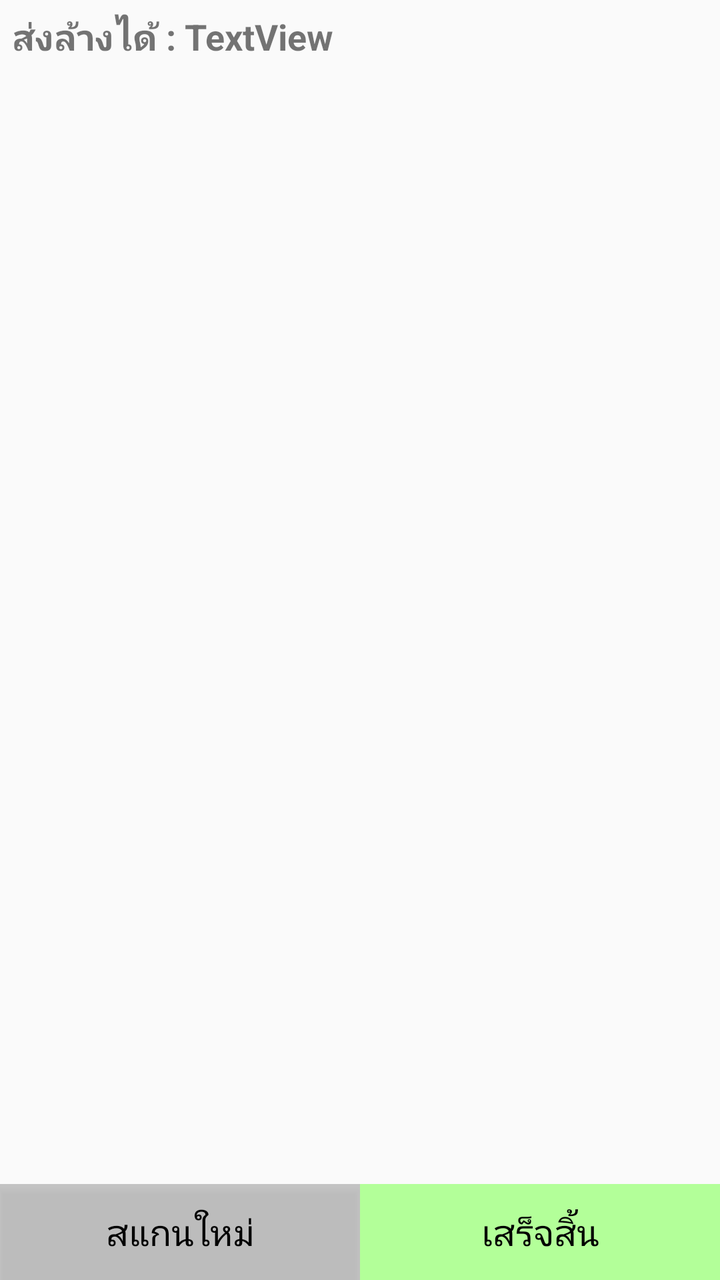
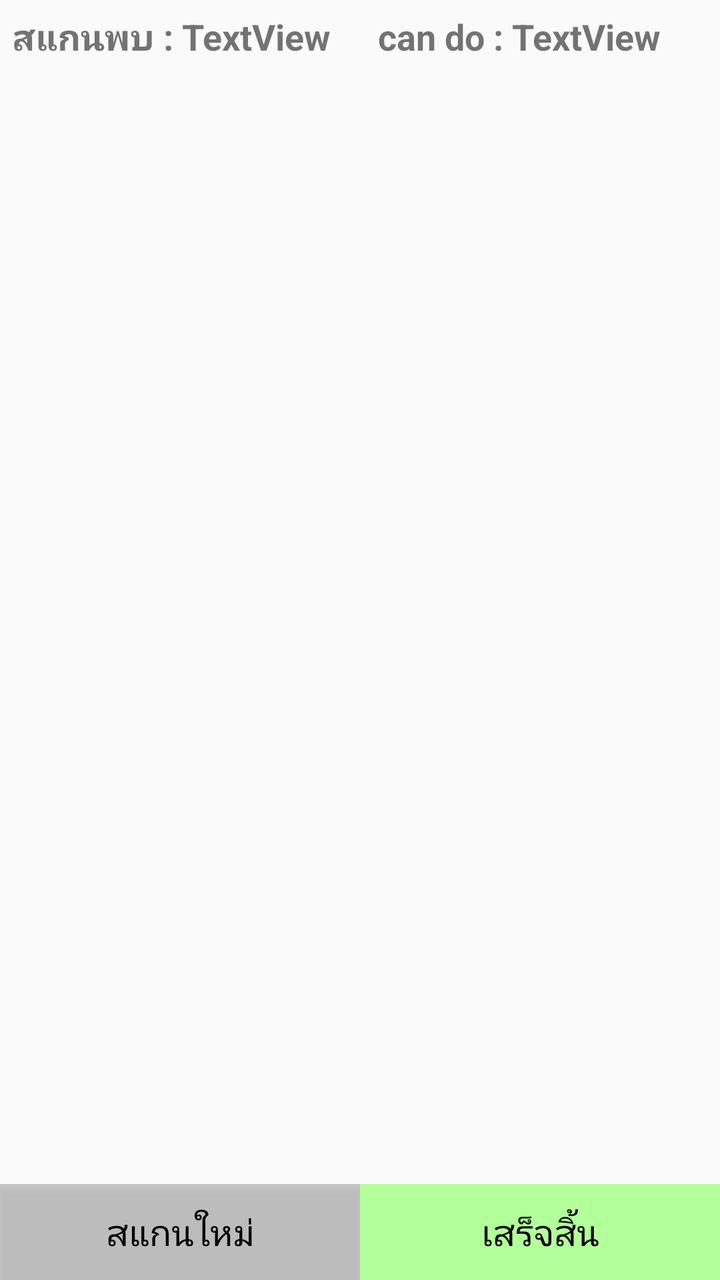

Screens rendered from an Android XML layout before and after an edit, with the pre-edit source and the edit as a unified diff.
<!-- AndroidManifest.xml: application theme Theme.CssdM1 -->
<!-- res/layout/fragment_list_rfid_t2x.xml -->
<?xml version="1.0" encoding="utf-8"?>
<LinearLayout xmlns:android="http://schemas.android.com/apk/res/android"
    xmlns:app="http://schemas.android.com/apk/res-auto"
    xmlns:tools="http://schemas.android.com/tools"
    android:id="@+id/main"
    android:layout_width="match_parent"
    android:layout_height="match_parent"
    android:orientation="vertical">

    <LinearLayout
        android:layout_width="match_parent"
        android:layout_height="match_parent"
        android:layout_weight="1"
        android:orientation="vertical"
        android:paddingLeft="6dp"
        android:paddingTop="6dp"
        android:paddingRight="6dp">

        <LinearLayout
            android:layout_width="match_parent"
            android:layout_height="wrap_content"
            android:gravity="center_vertical"
            android:orientation="horizontal">

            <LinearLayout
                android:layout_width="match_parent"
                android:layout_height="wrap_content"
                android:layout_weight="1"
                android:orientation="vertical">

                <LinearLayout
                    android:layout_width="match_parent"
                    android:layout_height="wrap_content"
                    android:orientation="horizontal">

                    <TextView
                        android:id="@+id/txtRFIDFound"
                        android:layout_width="wrap_content"
                        android:layout_height="wrap_content"
                        android:layout_weight="0"
                        android:text="สแกนพบ : "
                        android:textSize="18sp"
                        android:textStyle="bold"
                        android:visibility="gone" />

                    <TextView
                        android:id="@+id/textViewRFIDFound"
                        android:layout_width="wrap_content"
                        android:layout_height="wrap_content"
                        android:layout_weight="1"
                        android:text="TextView"
                        android:textSize="18sp"
                        android:textStyle="bold"
                        android:visibility="gone" />

                    <TextView
                        android:id="@+id/txtRFIDMatch"
                        android:layout_width="wrap_content"
                        android:layout_height="wrap_content"
                        android:layout_weight="0"
                        android:text="ส่งล้างได้ : "
                        android:textSize="18sp"
                        android:textStyle="bold" />

                    <TextView
                        android:id="@+id/textViewRFIDMatch"
                        android:layout_width="wrap_content"
                        android:layout_height="wrap_content"
                        android:layout_weight="1"
                        android:text="TextView"
                        android:textSize="18sp"
                        android:textStyle="bold" />
                </LinearLayout>
            </LinearLayout>

        </LinearLayout>

        <ListView
            android:id="@+id/listView_item_rfid"
            android:layout_width="match_parent"
            android:layout_height="match_parent"
            android:layout_marginTop="6dp"
            android:layout_weight="1" />

    </LinearLayout>

    <LinearLayout
        android:layout_width="match_parent"
        android:layout_height="wrap_content"
        android:layout_weight="0"
        android:orientation="horizontal">

        <androidx.constraintlayout.widget.ConstraintLayout
            android:layout_width="match_parent"
            android:layout_height="match_parent"
            android:layout_weight="1">

            <Button
                android:id="@+id/btn_clear"
                android:layout_width="match_parent"
                android:layout_height="wrap_content"
                android:layout_weight="1"
                android:background="@color/cardview_shadow_start_color"
                android:text="สแกนใหม่"
                android:textColor="@color/black"
                android:textSize="18sp"
                app:layout_constraintBottom_toBottomOf="parent"
                app:layout_constraintEnd_toEndOf="parent"
                app:layout_constraintStart_toStartOf="parent"
                app:layout_constraintTop_toTopOf="parent" />

            <ProgressBar
                android:id="@+id/progressBarClear"
                style="?android:attr/progressBarStyle"
                android:layout_width="30dp"
                android:layout_height="30dp"
                android:layout_weight="1"
                android:visibility="gone"
                app:layout_constraintBottom_toBottomOf="parent"
                app:layout_constraintEnd_toEndOf="parent"
                app:layout_constraintStart_toStartOf="parent"
                app:layout_constraintTop_toTopOf="parent" />

        </androidx.constraintlayout.widget.ConstraintLayout>

        <androidx.constraintlayout.widget.ConstraintLayout
            android:layout_width="match_parent"
            android:layout_height="match_parent"
            android:layout_weight="1">

            <Button
                android:id="@+id/btn_complete"
                android:layout_width="match_parent"
                android:layout_height="wrap_content"
                android:layout_weight="1"
                android:background="@color/colorDirGreen"
                android:text="เสร็จสิ้น"
                android:textColor="@color/black"
                android:textSize="18sp"
                app:layout_constraintBottom_toBottomOf="parent"
                app:layout_constraintEnd_toEndOf="parent"
                app:layout_constraintStart_toStartOf="parent"
                app:layout_constraintTop_toTopOf="parent" />

            <ProgressBar
                android:id="@+id/progressBarComplete"
                style="?android:attr/progressBarStyle"
                android:layout_width="30dp"
                android:layout_height="30dp"
                android:layout_weight="1"
                android:visibility="gone"
                app:layout_constraintBottom_toBottomOf="parent"
                app:layout_constraintEnd_toEndOf="parent"
                app:layout_constraintStart_toStartOf="parent"
                app:layout_constraintTop_toTopOf="parent" />
        </androidx.constraintlayout.widget.ConstraintLayout>

    </LinearLayout>

</LinearLayout>
<!-- resources referenced by this layout -->
<resources>
  <color name="black">#FF000000</color>
  <color name="colorDirGreen">#b3ff99</color>
  <style name="Theme.CssdM1" parent="Theme.AppCompat.Light.DarkActionBar">
          
          <item name="colorPrimary">@color/purple_500</item>
          <item name="colorPrimaryVariant">@color/purple_700</item>
          <item name="colorOnPrimary">@color/white</item>
          
          <item name="colorSecondary">@color/teal_200</item>
          <item name="colorSecondaryVariant">@color/teal_700</item>
          <item name="colorOnSecondary">@color/black</item>
      </style>
  <color name="purple_500">#FF6200EE</color>
  <color name="purple_700">#FF3700B3</color>
  <color name="white">#FFFFFFFF</color>
  <color name="teal_200">#FF03DAC5</color>
  <color name="teal_700">#FF018786</color>
</resources>

<!-- the commit's change to res/layout/fragment_list_rfid_t2x.xml (unified diff, before → after) -->
@@ -25,62 +25,134 @@
             <LinearLayout
                 android:layout_width="match_parent"
                 android:layout_height="wrap_content"
-                android:layout_weight="1"
-                android:orientation="vertical">
-
-                <LinearLayout
-                    android:layout_width="match_parent"
-                    android:layout_height="wrap_content"
-                    android:orientation="horizontal">
-
-                    <TextView
-                        android:id="@+id/txtRFIDFound"
-                        android:layout_width="wrap_content"
-                        android:layout_height="wrap_content"
-                        android:layout_weight="0"
-                        android:text="สแกนพบ : "
-                        android:textSize="18sp"
-                        android:textStyle="bold"
-                        android:visibility="gone" />
-
-                    <TextView
-                        android:id="@+id/textViewRFIDFound"
-                        android:layout_width="wrap_content"
-                        android:layout_height="wrap_content"
-                        android:layout_weight="1"
-                        android:text="TextView"
-                        android:textSize="18sp"
-                        android:textStyle="bold"
-                        android:visibility="gone" />
-
-                    <TextView
-                        android:id="@+id/txtRFIDMatch"
-                        android:layout_width="wrap_content"
-                        android:layout_height="wrap_content"
-                        android:layout_weight="0"
-                        android:text="ส่งล้างได้ : "
-                        android:textSize="18sp"
-                        android:textStyle="bold" />
-
-                    <TextView
-                        android:id="@+id/textViewRFIDMatch"
-                        android:layout_width="wrap_content"
-                        android:layout_height="wrap_content"
-                        android:layout_weight="1"
-                        android:text="TextView"
-                        android:textSize="18sp"
-                        android:textStyle="bold" />
-                </LinearLayout>
+                android:orientation="horizontal">
+
+                <TextView
+                    android:id="@+id/txtRFIDFound"
+                    android:layout_width="wrap_content"
+                    android:layout_height="wrap_content"
+                    android:layout_weight="0"
+                    android:text="สแกนพบ : "
+                    android:textSize="18sp"
+                    android:textStyle="bold"
+                    android:visibility="visible" />
+
+                <TextView
+                    android:id="@+id/textViewRFIDFound"
+                    android:layout_width="wrap_content"
+                    android:layout_height="wrap_content"
+                    android:layout_weight="1"
+                    android:text="TextView"
+                    android:textSize="18sp"
+                    android:textStyle="bold"
+                    android:visibility="visible" />
+
+                <TextView
+                    android:id="@+id/txtRFIDMatch"
+                    android:layout_width="wrap_content"
+                    android:layout_height="wrap_content"
+                    android:layout_weight="0"
+                    android:text="can do : "
+                    android:textSize="18sp"
+                    android:textStyle="bold" />
+
+                <TextView
+                    android:id="@+id/textViewRFIDMatch"
+                    android:layout_width="wrap_content"
+                    android:layout_height="wrap_content"
+                    android:layout_weight="1"
+                    android:text="TextView"
+                    android:textSize="18sp"
+                    android:textStyle="bold" />
             </LinearLayout>
 
         </LinearLayout>
 
-        <ListView
-            android:id="@+id/listView_item_rfid"
+        <LinearLayout
+            android:layout_width="match_parent"
+            android:layout_height="wrap_content"
+            android:layout_weight="0"
+            android:orientation="vertical">
+
+            <LinearLayout
+                android:layout_width="match_parent"
+                android:layout_height="wrap_content"
+                android:layout_weight="0"
+                android:orientation="horizontal">
+
+                <TextView
+                    android:id="@+id/txtHeadRFIDCount1"
+                    android:layout_width="wrap_content"
+                    android:layout_height="wrap_content"
+                    android:layout_marginTop="6dp"
+                    android:layout_weight="0"
+                    android:text="Count1 : "
+                    android:textSize="16sp"
+                    android:textStyle="bold"
+                    android:visibility="gone" />
+
+                <TextView
+                    android:id="@+id/txtRFIDCount1"
+                    android:layout_width="wrap_content"
+                    android:layout_height="wrap_content"
+                    android:layout_marginTop="6dp"
+                    android:layout_weight="0"
+                    android:text="TextView"
+                    android:textSize="16sp"
+                    android:textStyle="bold"
+                    android:visibility="gone" />
+            </LinearLayout>
+
+            <ListView
+                android:id="@+id/listView_item_rfid1"
+                android:layout_width="match_parent"
+                android:layout_height="wrap_content"
+                android:layout_marginTop="6dp"
+                android:layout_weight="1" />
+        </LinearLayout>
+
+        <LinearLayout
             android:layout_width="match_parent"
             android:layout_height="match_parent"
-            android:layout_marginTop="6dp"
-            android:layout_weight="1" />
+            android:layout_weight="1"
+            android:orientation="vertical">
+
+            <LinearLayout
+                android:layout_width="match_parent"
+                android:layout_height="wrap_content"
+                android:layout_weight="0"
+                android:orientation="horizontal">
+
+                <TextView
+                    android:id="@+id/txtHeadRFIDCount2"
+                    android:layout_width="wrap_content"
+                    android:layout_height="wrap_content"
+                    android:layout_marginTop="6dp"
+                    android:layout_weight="0"
+                    android:text="Count2 : "
+                    android:textSize="16sp"
+                    android:textStyle="bold"
+                    android:visibility="gone" />
+
+                <TextView
+                    android:id="@+id/txtRFIDCount2"
+                    android:layout_width="wrap_content"
+                    android:layout_height="wrap_content"
+                    android:layout_marginTop="6dp"
+                    android:layout_weight="0"
+                    android:text="TextView"
+                    android:textSize="16sp"
+                    android:textStyle="bold"
+                    android:visibility="gone" />
+            </LinearLayout>
+
+            <ListView
+                android:id="@+id/listView_item_rfid2"
+                android:layout_width="match_parent"
+                android:layout_height="match_parent"
+                android:layout_marginTop="6dp"
+                android:layout_weight="1" />
+        </LinearLayout>
 
     </LinearLayout>
 
